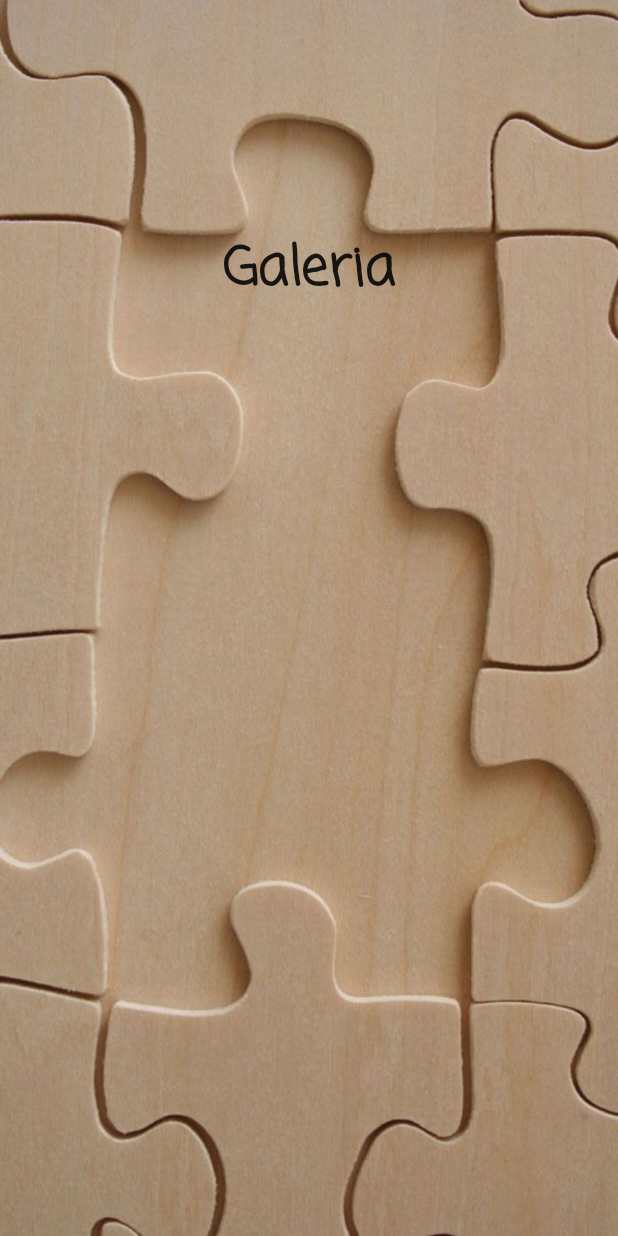
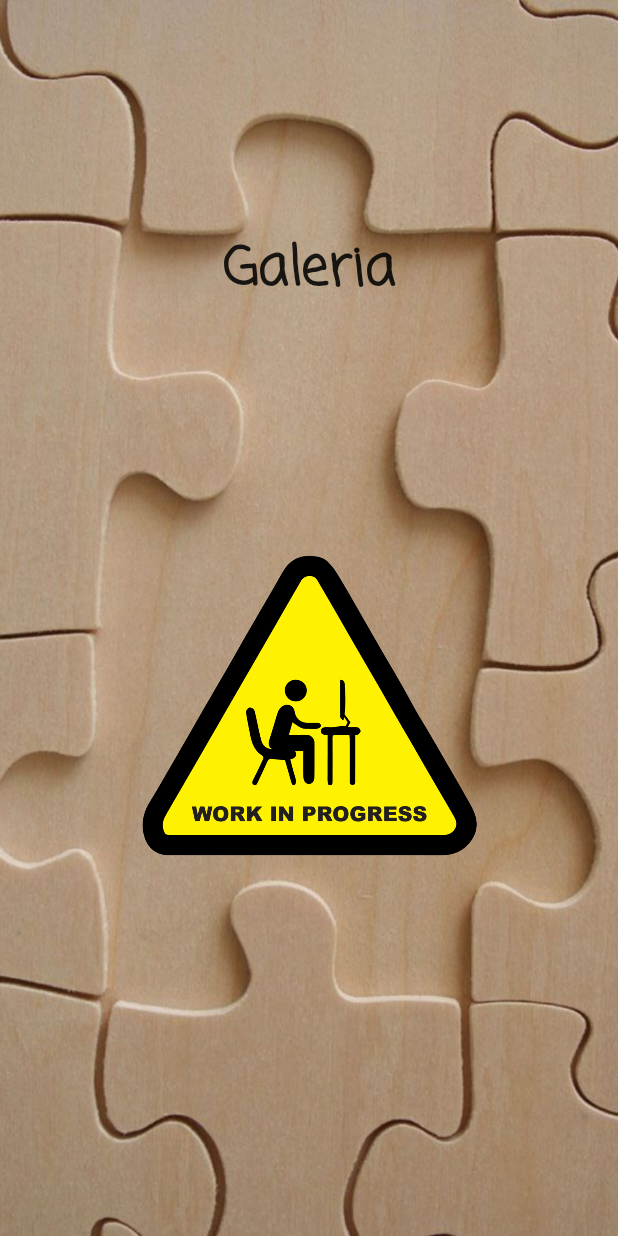
Before and after one commit to Ivacks/PuzzleDos, an Android app: the Gallery screen opened directly, with no data from a screen before it, on a phone screen of 412 x 824 dp. Run offline under Robolectric (Android 15) with nearby library versions, the phone set to English and light mode, and no system bars.

Commit message:
Letrero Work in Progress
Letrero en galeria y configuración

```diff
--- a/app/src/main/res/layout/galeria.xml
+++ b/app/src/main/res/layout/galeria.xml
@@ -2,6 +2,7 @@
 <android.support.constraint.ConstraintLayout
     xmlns:android="http://schemas.android.com/apk/res/android"
     xmlns:app="http://schemas.android.com/apk/res-auto"
+    xmlns:tools="http://schemas.android.com/tools"
     android:layout_width="match_parent"
     android:layout_height="match_parent">
 
@@ -14,10 +15,10 @@
         android:src="@drawable/madera"
         app:layout_constraintBottom_toBottomOf="parent"
         app:layout_constraintEnd_toEndOf="parent"
-        app:layout_constraintHorizontal_bias="0.0"
+        app:layout_constraintHorizontal_bias="1.0"
         app:layout_constraintStart_toStartOf="parent"
         app:layout_constraintTop_toTopOf="parent"
-        app:layout_constraintVertical_bias="1.0" />
+        app:layout_constraintVertical_bias="0.0" />
 
     <TextView
         android:id="@+id/txtvGaleria"
@@ -39,4 +40,17 @@
         app:layout_constraintStart_toStartOf="parent"
         app:layout_constraintTop_toTopOf="parent"
         app:layout_constraintVertical_bias="0.215" />
+
+    <ImageView
+        android:id="@+id/ivCaution"
+        android:layout_width="223dp"
+        android:layout_height="475dp"
+        android:layout_marginBottom="150dp"
+        android:contentDescription="@string/caution"
+        app:layout_constraintBottom_toBottomOf="parent"
+        app:layout_constraintEnd_toEndOf="parent"
+        app:layout_constraintStart_toStartOf="parent"
+        app:layout_constraintTop_toBottomOf="@+id/txtvGaleria"
+        app:srcCompat="@drawable/caution" />
+
 </android.support.constraint.ConstraintLayout>
--- a/app/src/main/res/values/strings.xml
+++ b/app/src/main/res/values/strings.xml
@@ -18,4 +18,6 @@
     <string name="reset">Reinicia</string>
     <string name="or">o</string>
     <string name="choose_image">Escoge imagen:</string>
+    <string name="caution">caution</string>
+    <string name="caution2">caution</string>
 </resources>
```
Also changed, not shown: app/src/main/res/layout/configuracion.xml (+12 -0 lines), app/src/main/res/drawable/caution.png (added).
